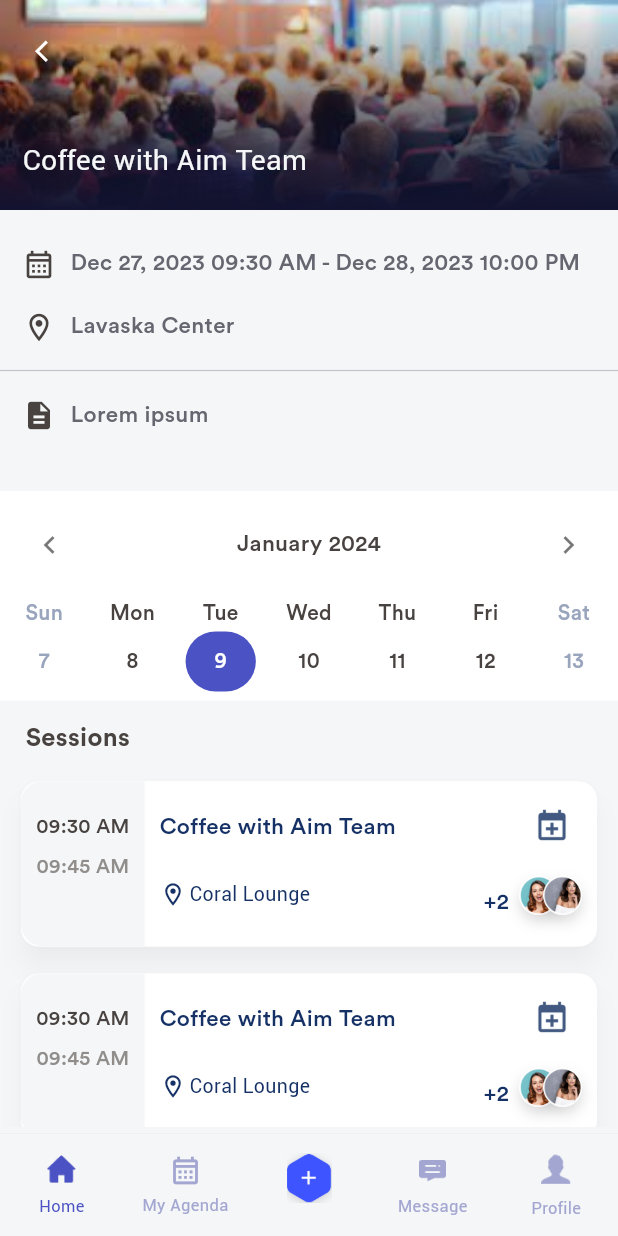
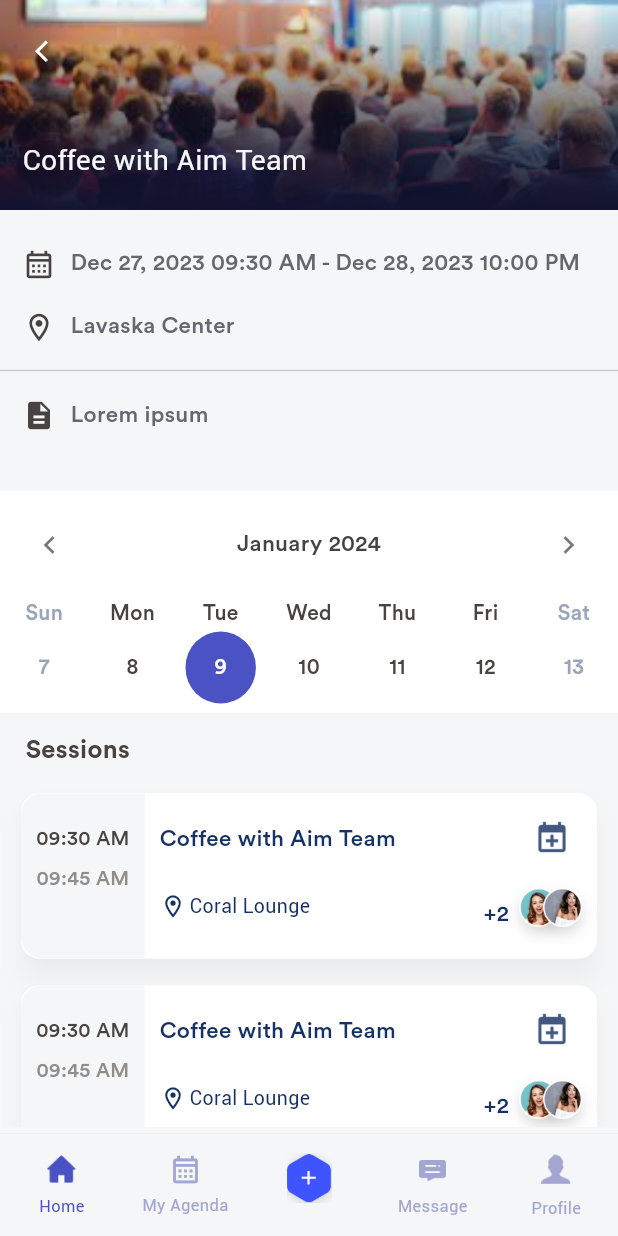
Before and after one commit to expoders8/i-Attent_Tap_Expoders, a Flutter app: the TabPage screen opened by its route, after a tap on "Coffee with Aim Team", on a phone screen of 412 x 824 dp. Run offline on Flutter 3.47's test engine with Material 3 defaults, Android fonts, the light colour scheme and no system bars; drawn by our look-alikes of table_calendar; our stand-ins replace avatar_glow, cloud_firestore, dotted_border, emoji_picker_flutter, firebase_auth, firebase_core and 8 more; missing offline and left inert: flutter_overlay_loader; accounts and stored records are empty; Roboto replaces fonts that are missing (CircularStd).

Commit message:
Ios Starting , Bug fixes

```diff
--- a/lib/app/ui/details/conference_details.dart
+++ b/lib/app/ui/details/conference_details.dart
@@ -323,7 +323,7 @@ class _ConferenceDetailPageState extends State<ConferenceDetailsPage> {
         elevation: 5,
         titleTextStyle: const TextStyle(fontSize: 19, color: kRedColor),
         content: const Text("Are you sure want to Add in My Agenda?"),
-        contentPadding: const EdgeInsets.only(left: 25, top: 10),
+        contentPadding: const EdgeInsets.only(left: 25, top: 10, right: 20),
         actions: <Widget>[
           TextButton(
             onPressed: () async {
@@ -382,7 +382,7 @@ class _ConferenceDetailPageState extends State<ConferenceDetailsPage> {
     return SliverAppBar(
       automaticallyImplyLeading: false,
       backgroundColor: kBackGroundColor,
-      expandedHeight: Platform.isAndroid ? 172 : 145,
+      expandedHeight: Platform.isAndroid ? 172 : 153,
       floating: false,
       flexibleSpace: LayoutBuilder(
           builder: (BuildContext context, BoxConstraints constraints) {
@@ -422,16 +422,4 @@ class _ConferenceDetailPageState extends State<ConferenceDetailsPage> {
       }),
     );
   }
-
-  // SliverAppBar createSilverAppBar2(context) {
-  //   return const SliverAppBar(
-  //     titleSpacing: 0,
-  //     scrolledUnderElevation: 3,
-  //     backgroundColor: kBackGroundColor,
-  //     automaticallyImplyLeading: false,
-  //     toolbarHeight: 100,
-  //     pinned: true,
-  //     title: SizedBox(height: 105, child: Text("tetet")),
-  //   );
-  // }
 }
--- a/lib/app/ui/home/tab_page.dart
+++ b/lib/app/ui/home/tab_page.dart
@@ -4,7 +4,6 @@ import 'package:flutter/material.dart';
 
 import '../../services/fcm_notification_service.dart';
 import '../details/conference_details.dart';
-import '../details/event_details.dart';
 import '../home/home.dart';
 import '../message/message_page.dart';
 import '../profile/profile.dart';
@@ -85,8 +84,9 @@ class _TabPageState extends State<TabPage> {
 
   buildBottomNavigationMenu(context, landingPageController) {
     return Obx(
-      () => SizedBox(
-        height: Platform.isIOS ? 97 : 68,
+      () => Container(
+        margin: EdgeInsets.only(top: Platform.isIOS ? 8 : 0),
+        height: Platform.isIOS ? 100 : 68,
         child: Theme(
           data: ThemeData(
             splashColor: kTransparentColor,
@@ -131,7 +131,7 @@ class _TabPageState extends State<TabPage> {
               ),
               const BottomNavigationBarItem(
                 icon: Padding(
-                    padding: EdgeInsets.only(bottom: 4.0),
+                    padding: EdgeInsets.only(bottom: 5.0),
                     child: Icon(
                       Icons.calendar_month_outlined,
                       size: 22,
--- a/lib/app/ui/widgets/data_section.dart
+++ b/lib/app/ui/widgets/data_section.dart
@@ -1,3 +1,5 @@
+import 'dart:io';
+
 import 'package:get/get.dart';
 import 'package:intl/intl.dart';
 import 'package:flutter/material.dart';
@@ -56,6 +58,7 @@ class _DateSectionWidgetState extends State<DateSectionWidget> {
       width: Get.width,
       child: TableCalendar(
         firstDay: DateTime.utc(2010, 10, 16),
+        rowHeight: 60,
         lastDay: DateTime.utc(2030, 3, 14),
         focusedDay: _selectedDay,
         selectedDayPredicate: (day) => isSameDay(_selectedDay, day),
@@ -117,12 +120,12 @@ class _DateSectionWidgetState extends State<DateSectionWidget> {
           defaultTextStyle: const TextStyle(color: kTitleColor),
           defaultDecoration: BoxDecoration(
             color: kWhiteColor,
-            borderRadius: BorderRadius.circular(20),
+            borderRadius: BorderRadius.circular(Platform.isIOS ? 20 : 30),
           ),
           selectedDecoration: BoxDecoration(
             color: kSelectedIconColor,
             shape: BoxShape.rectangle,
-            borderRadius: BorderRadius.circular(20),
+            borderRadius: BorderRadius.circular(Platform.isIOS ? 20 : 30),
           ),
           holidayTextStyle: const TextStyle(color: kTextSecondaryColor),
           selectedTextStyle: const TextStyle(color: kWhiteColor),
```
Also changed, not shown: 10 other files.
